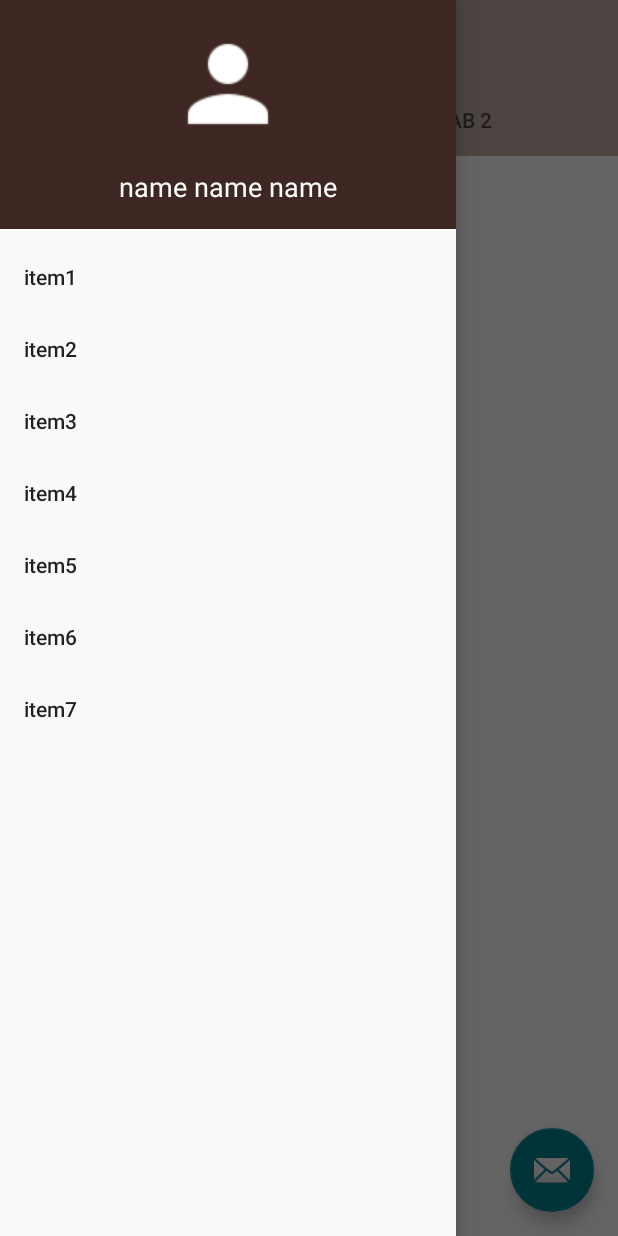
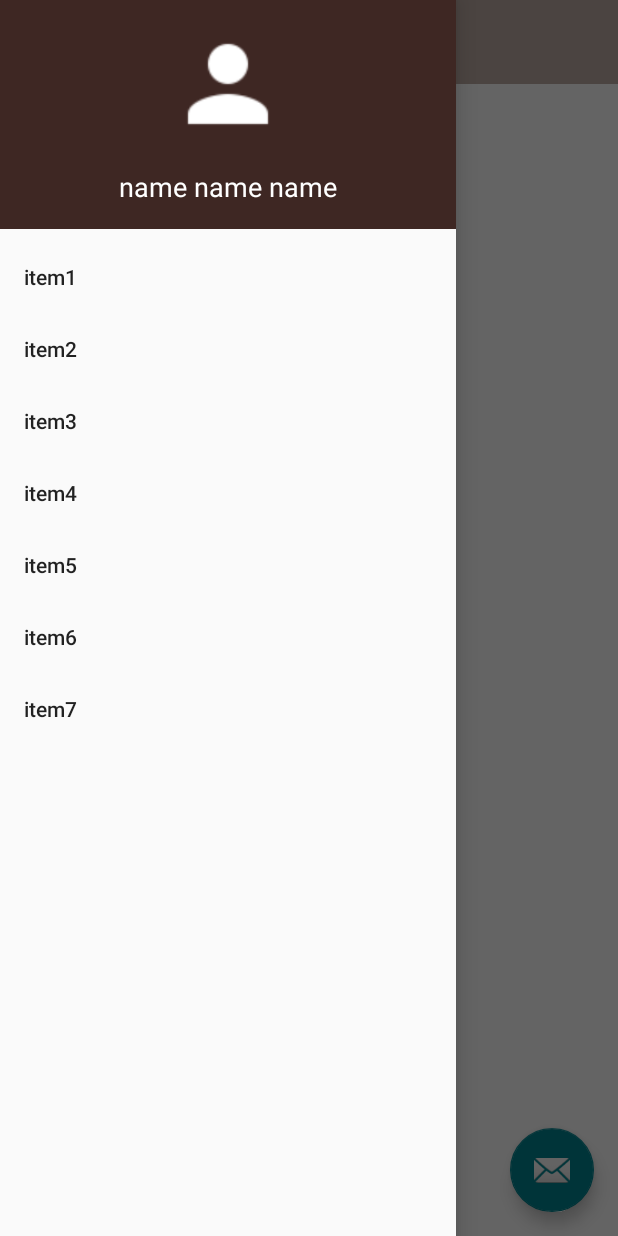
Before and after one commit to Amin0x/jeeran-app, an Android app: the screen it shows after launch (MainActivity), with the side drawer open, on a phone screen of 412 x 824 dp. Run offline under Robolectric (Android 15) with nearby library versions, the phone set to English and light mode, and no system bars; 4 statements that could not run were skipped.

Commit message:
implement application instance implement main content Fragment

```diff
--- a/app/build.gradle
+++ b/app/build.gradle
@@ -29,4 +29,5 @@ dependencies {
     testImplementation 'junit:junit:4.12'
     androidTestImplementation 'androidx.test.ext:junit:1.1.1'
     androidTestImplementation 'androidx.test.espresso:espresso-core:3.2.0'
+    implementation 'com.squareup.retrofit2:retrofit:2.8.1'
 }
--- /dev/null
+++ b/app/src/main/java/sd/jeeran/core/JeeranApi.java
@@ -0,0 +1,9 @@
+package sd.jeeran.core;
+
+import retrofit2.Call;
+import retrofit2.http.GET;
+
+public interface JeeranApi {
+    @GET("api/")
+    public Call<String> getHome();
+}
--- a/app/src/main/java/sd/jeeran/ui/activity/MainActivity.java
+++ b/app/src/main/java/sd/jeeran/ui/activity/MainActivity.java
@@ -4,18 +4,22 @@ import android.os.Bundle;
 
 import com.google.android.material.floatingactionbutton.FloatingActionButton;
 import com.google.android.material.snackbar.Snackbar;
-import com.google.android.material.tabs.TabLayout;
 
-import androidx.viewpager.widget.ViewPager;
 import androidx.appcompat.app.AppCompatActivity;
 
-import android.view.Menu;
-import android.view.MenuItem;
 import android.view.View;
+
+import java.io.IOException;
+
 import androidx.appcompat.widget.Toolbar;
 
+import retrofit2.Call;
+import retrofit2.Callback;
+import retrofit2.Response;
 import sd.jeeran.R;
-import sd.jeeran.ui.main.SectionsPagerAdapter;
+import sd.jeeran.core.JApplication;
+import sd.jeeran.core.JeeranApi;
+import sd.jeeran.ui.fragment.MainContentFragment;
 
 public class MainActivity extends AppCompatActivity {
 
@@ -23,16 +27,19 @@ public class MainActivity extends AppCompatActivity {
     protected void onCreate(Bundle savedInstanceState) {
         super.onCreate(savedInstanceState);
         setContentView(R.layout.activity_main);
-        SectionsPagerAdapter sectionsPagerAdapter = new SectionsPagerAdapter(this, getSupportFragmentManager());
-        ViewPager viewPager = findViewById(R.id.view_pager);
-        viewPager.setAdapter(sectionsPagerAdapter);
-        TabLayout tabs = findViewById(R.id.tabs);
-        tabs.setupWithViewPager(viewPager);
+
+        //MainContentFragment mainContentFragment = new MainContentFragment();
+        getSupportFragmentManager().beginTransaction()
+                .add(R.id.fragment, MainContentFragment.newInstance(0))
+                .commit();
+
+
         FloatingActionButton fab = findViewById(R.id.fab);
-        Toolbar toolbar = findViewById(R.id.my_awesome_toolbar);
+        Toolbar toolbar = findViewById(R.id.activity_main_toolbar);
+
+        getSupportActionBar().setHomeButtonEnabled(true);
+        getSupportActionBar().setDisplayHomeAsUpEnabled(true);
         setSupportActionBar(toolbar);
-        getSupportActionBar().setHomeButtonEnabled(true);
-        //getSupportActionBar().setDisplayHomeAsUpEnabled(true);
 
         fab.setOnClickListener(new View.OnClickListener() {
             @Override
@@ -42,4 +49,20 @@ public class MainActivity extends AppCompatActivity {
             }
         });
     }
+
+    private void loadPage(){
+        JeeranApi services = JApplication.getInstance().getServices();
+       services.getHome().enqueue(new Callback<String>() {
+           @Override
+           public void onResponse(Call<String> call, Response<String> response) {
+
+           }
+
+           @Override
+           public void onFailure(Call<String> call, Throwable t) {
+
+           }
+       });
+
+    }
 }
--- a/app/src/main/java/sd/jeeran/ui/fragment/MainContentFragment.java
+++ b/app/src/main/java/sd/jeeran/ui/fragment/MainContentFragment.java
@@ -22,7 +22,6 @@ public class MainContentFragment extends Fragment {
 
     private static final String ARG_SECTION_NUMBER = "section_number";
 
-    private PageViewModel pageViewModel;
 
     public static MainContentFragment newInstance(int index) {
         MainContentFragment fragment = new MainContentFragment();
@@ -35,12 +34,9 @@ public class MainContentFragment extends Fragment {
     @Override
     public void onCreate(Bundle savedInstanceState) {
         super.onCreate(savedInstanceState);
-        pageViewModel = ViewModelProviders.of(this).get(PageViewModel.class);
-        int index = 1;
-        if (getArguments() != null) {
-            index = getArguments().getInt(ARG_SECTION_NUMBER);
-        }
-        pageViewModel.setIndex(index);
+
+
+
     }
 
     @Override
@@ -49,12 +45,7 @@ public class MainContentFragment extends Fragment {
             Bundle savedInstanceState) {
         View root = inflater.inflate(R.layout.fragment_main, container, false);
         final RecyclerView textView = root.findViewById(R.id.section_label);
-        pageViewModel.getText().observe(this, new Observer<String>() {
-            @Override
-            public void onChanged(@Nullable String s) {
 
-            }
-        });
         return root;
     }
 }
--- a/app/src/main/java/sd/jeeran/ui/main/PageViewModel.java
+++ b/app/src/main/java/sd/jeeran/ui/main/PageViewModel.java
@@ -6,21 +6,6 @@ import androidx.lifecycle.MutableLiveData;
 import androidx.lifecycle.Transformations;
 import androidx.lifecycle.ViewModel;
 
-public class PageViewModel extends ViewModel {
+public class PageViewModel {
 
-    private MutableLiveData<Integer> mIndex = new MutableLiveData<>();
-    private LiveData<String> mText = Transformations.map(mIndex, new Function<Integer, String>() {
-        @Override
-        public String apply(Integer input) {
-            return "Hello world from section: " + input;
-        }
-    });
-
-    public void setIndex(int index) {
-        mIndex.setValue(index);
-    }
-
-    public LiveData<String> getText() {
-        return mText;
-    }
 }
--- a/app/src/main/java/sd/jeeran/ui/main/SectionsPagerAdapter.java
+++ /dev/null
@@ -1,46 +0,0 @@
-package sd.jeeran.ui.main;
-
-import android.content.Context;
-
-import androidx.annotation.Nullable;
-import androidx.annotation.StringRes;
-import androidx.fragment.app.Fragment;
-import androidx.fragment.app.FragmentManager;
-import androidx.fragment.app.FragmentPagerAdapter;
-import sd.jeeran.R;
-import sd.jeeran.ui.fragment.MainContentFragment;
-
-/**
- * A [FragmentPagerAdapter] that returns a fragment corresponding to
- * one of the sections/tabs/pages.
- */
-public class SectionsPagerAdapter extends FragmentPagerAdapter {
-
-    @StringRes
-    private static final int[] TAB_TITLES = new int[]{R.string.tab_text_1, R.string.tab_text_2};
-    private final Context mContext;
-
-    public SectionsPagerAdapter(Context context, FragmentManager fm) {
-        super(fm);
-        mContext = context;
-    }
-
-    @Override
-    public Fragment getItem(int position) {
-        // getItem is called to instantiate the fragment for the given page.
-        // Return a MainContentFragment (defined as a static inner class below).
-        return MainContentFragment.newInstance(position + 1);
-    }
-
-    @Nullable
-    @Override
-    public CharSequence getPageTitle(int position) {
-        return mContext.getResources().getString(TAB_TITLES[position]);
-    }
-
-    @Override
-    public int getCount() {
-        // Show 2 total pages.
-        return 2;
-    }
-}
--- a/app/src/main/res/layout/activity_main.xml
+++ b/app/src/main/res/layout/activity_main.xml
@@ -13,7 +13,7 @@
         android:layout_height="match_parent">
 
         <androidx.appcompat.widget.Toolbar
-            android:id="@+id/my_awesome_toolbar"
+            android:id="@+id/activity_main_toolbar"
             android:layout_width="match_parent"
             android:layout_height="wrap_content"
             android:background="?attr/colorPrimary"
@@ -21,20 +21,14 @@
             android:theme="@style/AppTheme.AppBarOverlay"
             app:layout_constraintTop_toTopOf="parent" />
 
-        <com.google.android.material.tabs.TabLayout
-            android:id="@+id/tabs"
+        <FrameLayout
+            android:id="@+id/fragment"
             android:layout_width="match_parent"
-            android:layout_height="wrap_content"
-            android:background="?attr/colorPrimary"
-            app:layout_constraintTop_toBottomOf="@id/my_awesome_toolbar" />
-
-
-        <androidx.viewpager.widget.ViewPager
-            android:id="@+id/view_pager"
-            android:layout_width="match_parent"
-            android:layout_height="wrap_content"
+            android:layout_height="match_parent"
             app:layout_behavior="@string/appbar_scrolling_view_behavior"
-            app:layout_constraintTop_toBottomOf="@id/tabs"/>
+            app:layout_constraintBottom_toBottomOf="parent"
+            app:layout_constraintTop_toBottomOf="@id/activity_main_toolbar"
+            />
 
         <com.google.android.material.floatingactionbutton.FloatingActionButton
             android:id="@+id/fab"
```
Also changed, not shown: app/src/main/java/sd/jeeran/core/JApplication.java (added, +48 -0 lines), app/src/main/java/sd/jeeran/ui/adapter/MainContentActivityAdapter.java (added, +26 -0 lines).
